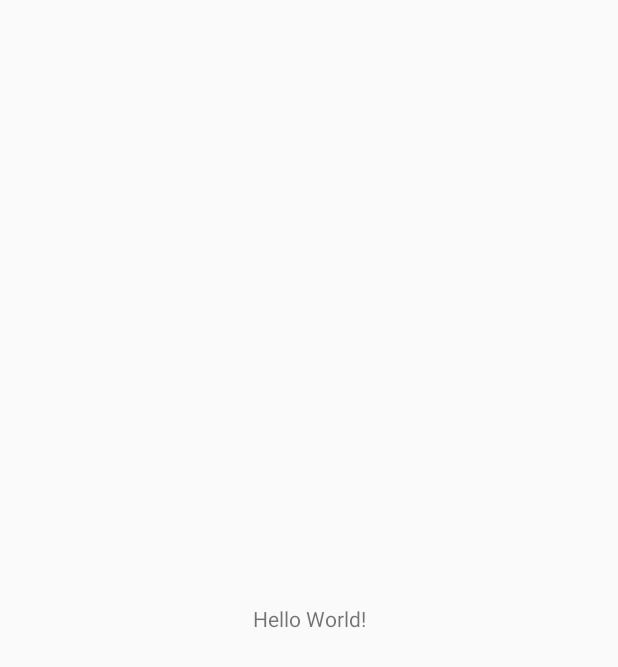
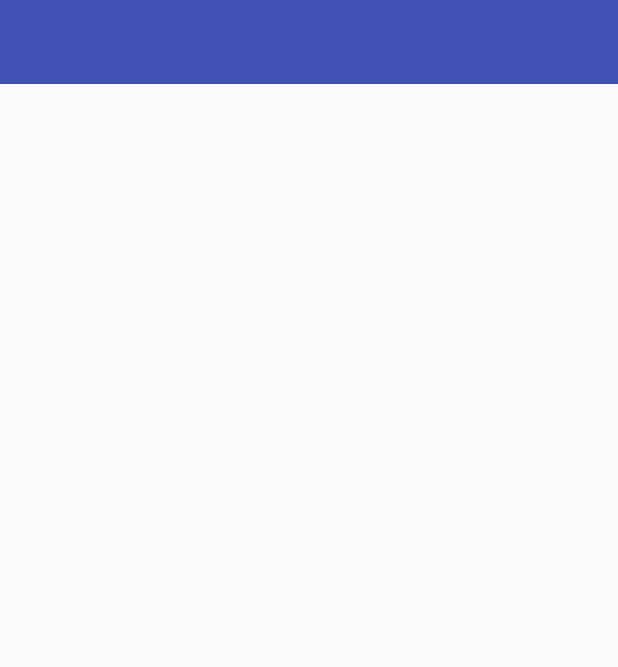
Before and after one commit to bothdev/CUGuide, an Android app: the screen it shows after launch (MainActivity), on a phone screen of 412 x 824 dp. Before the commit the part shown is almost empty. Shown: the top 667 px of the screen. Run offline under Robolectric (Android 15) with nearby library versions, the phone set to English and light mode, and no system bars.

```diff
--- a/app/src/main/java/edu/ckcc/schoolguide/MainActivity.java
+++ b/app/src/main/java/edu/ckcc/schoolguide/MainActivity.java
@@ -8,6 +8,6 @@ public class MainActivity extends AppCompatActivity {
     @Override
     protected void onCreate(Bundle savedInstanceState) {
         super.onCreate(savedInstanceState);
-        setContentView(R.layout.activity_main);
+        setContentView(R.layout.activity_home);
     }
 }
--- a/app/src/main/res/layout/activity_home.xml
+++ b/app/src/main/res/layout/activity_home.xml
@@ -21,10 +21,6 @@
             android:gravity="center"
             android:orientation="vertical">
 
-            <TextView
-                android:layout_width="wrap_content"
-                android:layout_height="wrap_content"
-                android:text="Content" />
         </LinearLayout>
 
     </LinearLayout>
@@ -35,6 +31,6 @@
         android:layout_height="match_parent"
         android:layout_gravity="start"
         app:headerLayout="@layout/header_main_nav"
-        app:menu="@menu/menu_main" />
+        app:menu="@menu/menu_nav" />
 
 </android.support.v4.widget.DrawerLayout>
--- a/app/src/main/res/layout/activity_main.xml
+++ b/app/src/main/res/layout/activity_main.xml
@@ -6,13 +6,4 @@
     android:layout_height="match_parent"
     tools:context="edu.ckcc.schoolguide.MainActivity">
 
-    <TextView
-        android:layout_width="wrap_content"
-        android:layout_height="wrap_content"
-        android:text="Hello World!"
-        app:layout_constraintBottom_toBottomOf="parent"
-        app:layout_constraintLeft_toLeftOf="parent"
-        app:layout_constraintRight_toRightOf="parent"
-        app:layout_constraintTop_toTopOf="parent" />
-
 </android.support.constraint.ConstraintLayout>
```
